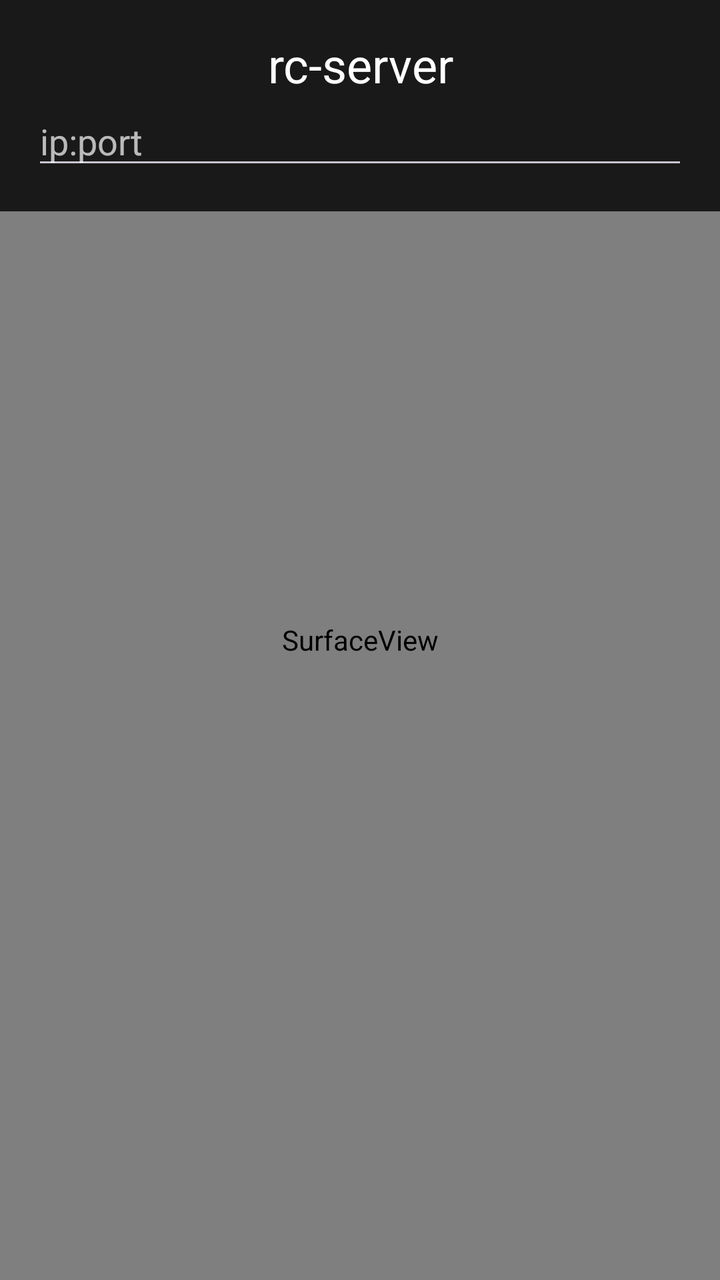
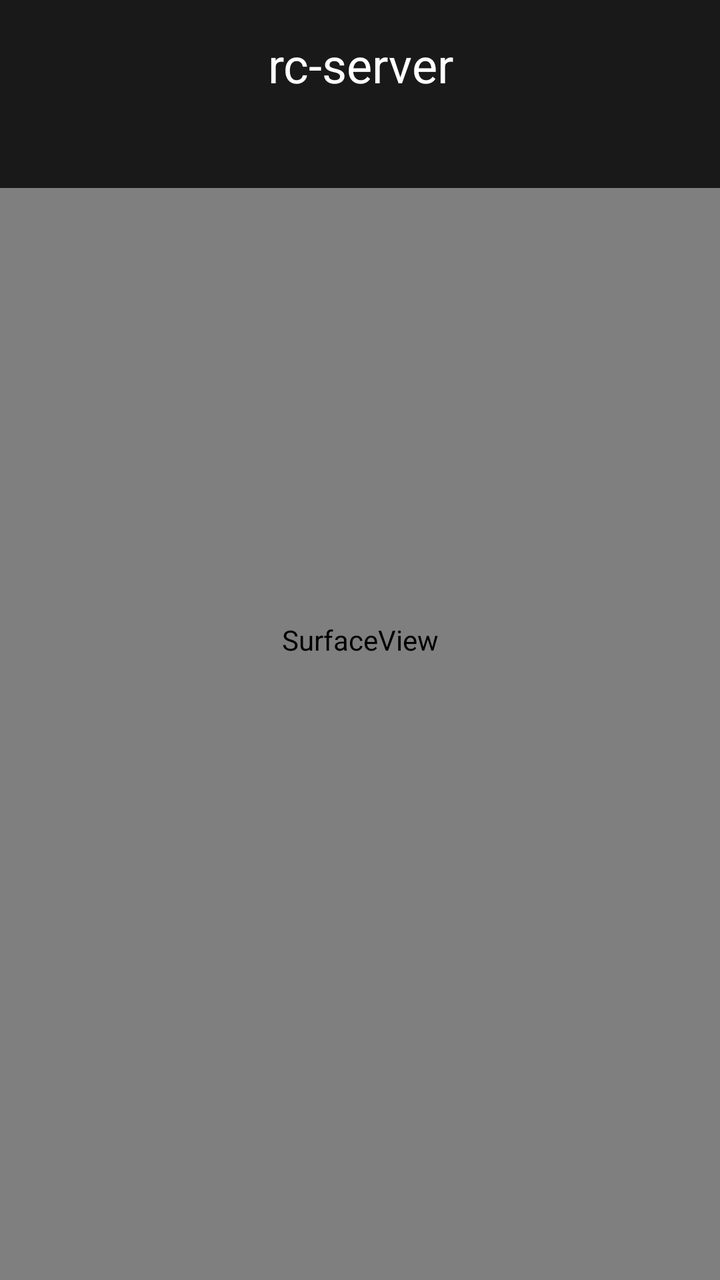

The first picture is an Android layout as it rendered before a commit; the second is the same layout after the commit. The layout source and the unified diff follow.
<!-- AndroidManifest.xml: another module's application theme AppTheme -->
<!-- res/layout/server_activity.xml -->
<?xml version="1.0" encoding="utf-8"?>
<FrameLayout xmlns:android="http://schemas.android.com/apk/res/android"
    android:layout_width="match_parent"
    android:layout_height="match_parent"
    android:descendantFocusability="beforeDescendants"
    android:focusable="true"
    android:focusableInTouchMode="true">

    <SurfaceView
        android:id="@+id/server_preview"
        android:layout_width="match_parent"
        android:layout_height="match_parent" />

    <LinearLayout
        android:layout_width="match_parent"
        android:layout_height="wrap_content"
        android:layout_gravity="top"
        android:background="#CC000000"
        android:orientation="vertical"
        android:padding="16dp">

        <TextView
            android:id="@+id/server_title"
            android:layout_width="match_parent"
            android:layout_height="wrap_content"
            android:gravity="center_horizontal"
            android:text="@string/rc_server"
            android:textColor="@android:color/white"
            android:textSize="24sp" />

        <androidx.appcompat.widget.AppCompatEditText
            android:id="@+id/server_target"
            android:layout_width="match_parent"
            android:layout_height="wrap_content"
            android:hint="@string/server_target_hint"
            android:imeOptions="actionDone"
            android:importantForAutofill="no"
            android:inputType="textNoSuggestions"
            android:maxLines="1"
            android:textColor="@android:color/white"
            android:textColorHint="#B3FFFFFF"
            android:textSize="18sp" />
    </LinearLayout>
</FrameLayout>
<!-- resources referenced by this layout -->
<resources>
  <string name="rc_server">rc-server</string>
  <string name="server_target_hint">ip:port</string>
  <style name="AppTheme" parent="Theme.Material3.Dark.NoActionBar">
          <item name="colorPrimary">@color/colorPrimary</item>
          <item name="colorPrimaryVariant">@color/colorPrimaryVariant</item>
          <item name="colorAccent">@color/colorAccent</item>
  
          
          <item name="colorOnBackground">@color/textColorPrimary</item>
          <item name="colorOnSurface">@color/textColorPrimary</item>
          <item name="colorOnPrimary">@color/textColorPrimary</item>
          <item name="colorOnSecondary">@color/textColorSecondary</item>
          <item name="android:windowBackground">@color/backgroundColor</item>
          <item name="android:colorBackground">@color/backgroundColor</item>
          <item name="colorSurface">@color/backgroundColor</item>
      </style>
  <color name="colorPrimary">#1D3557</color>
  <color name="colorPrimaryVariant">#457B9D</color>
  <color name="colorAccent">#F1FAEE</color>
  <color name="textColorPrimary">#E5E5E5</color>
  <color name="textColorSecondary">#A8DADC</color>
  <color name="backgroundColor">#000000</color>
</resources>

<!-- the commit's change to res/layout/server_activity.xml (unified diff, before → after) -->
@@ -1,10 +1,7 @@
 <?xml version="1.0" encoding="utf-8"?>
 <FrameLayout xmlns:android="http://schemas.android.com/apk/res/android"
     android:layout_width="match_parent"
-    android:layout_height="match_parent"
-    android:descendantFocusability="beforeDescendants"
-    android:focusable="true"
-    android:focusableInTouchMode="true">
+    android:layout_height="match_parent">
 
     <SurfaceView
         android:id="@+id/server_preview"
@@ -28,17 +25,12 @@
             android:textColor="@android:color/white"
             android:textSize="24sp" />
 
-        <androidx.appcompat.widget.AppCompatEditText
-            android:id="@+id/server_target"
+        <TextView
+            android:id="@+id/server_controls"
             android:layout_width="match_parent"
             android:layout_height="wrap_content"
-            android:hint="@string/server_target_hint"
-            android:imeOptions="actionDone"
-            android:importantForAutofill="no"
-            android:inputType="textNoSuggestions"
-            android:maxLines="1"
+            android:paddingTop="8dp"
             android:textColor="@android:color/white"
-            android:textColorHint="#B3FFFFFF"
-            android:textSize="18sp" />
+            android:textSize="16sp" />
     </LinearLayout>
 </FrameLayout>
<!-- resource entries referenced after the edit -->
@@ -1,7 +1,6 @@
 <!-- resources referenced by this layout -->
 <resources>
   <string name="rc_server">rc-server</string>
-  <string name="server_target_hint">ip:port</string>
   <style name="AppTheme" parent="Theme.Material3.Dark.NoActionBar">
           <item name="colorPrimary">@color/colorPrimary</item>
           <item name="colorPrimaryVariant">@color/colorPrimaryVariant</item>
